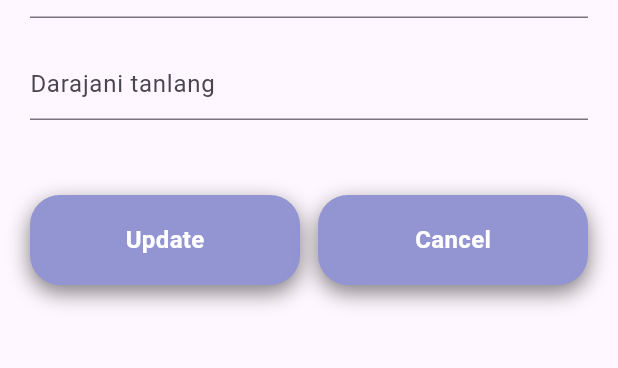
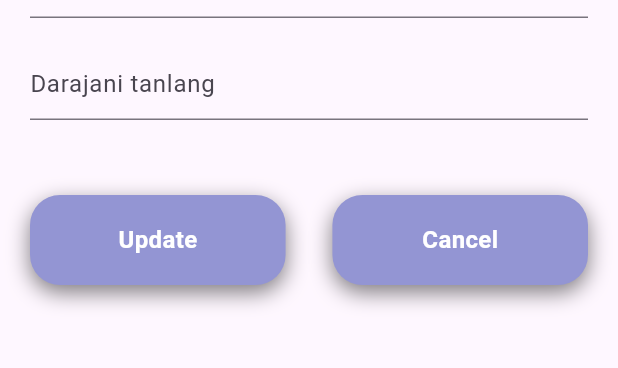
Before and after one commit to hamidovjahongir/todo, a Flutter app: the EditTask screen opened directly with empty values, on a phone screen of 412 x 824 dp, the part 168-536 px from its top. Run offline on Flutter 3.47's test engine with Material 3 defaults, Android fonts, the phone set to English and light mode, and no system bars; our stand-ins replace bloc, flutter_bloc, go_router, hive, hive_flutter; missing offline and left inert: telegram_logger; accounts and stored records are empty.

Commit message:
screenshots added

```diff
--- a/lib/features/home/presentation/pages/edit_task.dart
+++ b/lib/features/home/presentation/pages/edit_task.dart
@@ -135,13 +135,13 @@ class _EditTaskState extends State<EditTask> {
                   children: [
                     Mybutton(
                       title: 'Update',
-                      width: 180,
+                      width: MediaQuery.of(context).size.width * 0.45 - 15,
                       fontSize: 16,
                       onTap: updateTodo,
                     ),
                     Mybutton(
                       title: 'Cancel',
-                      width: 180,
+                      width: MediaQuery.of(context).size.width * 0.45 - 15,
                       fontSize: 16,
                       onTap: () => context.go(AppRouters.home),
                     ),
```
Also changed, not shown: pubspec.lock, 4 other files.
